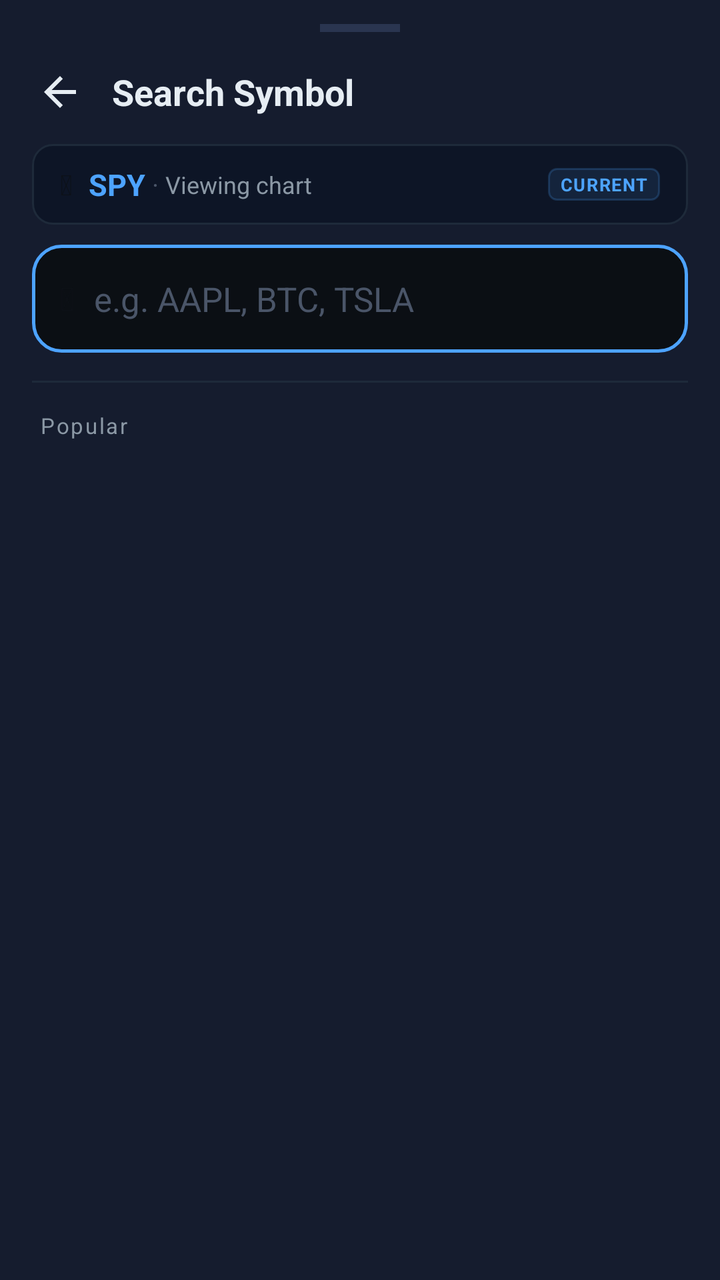
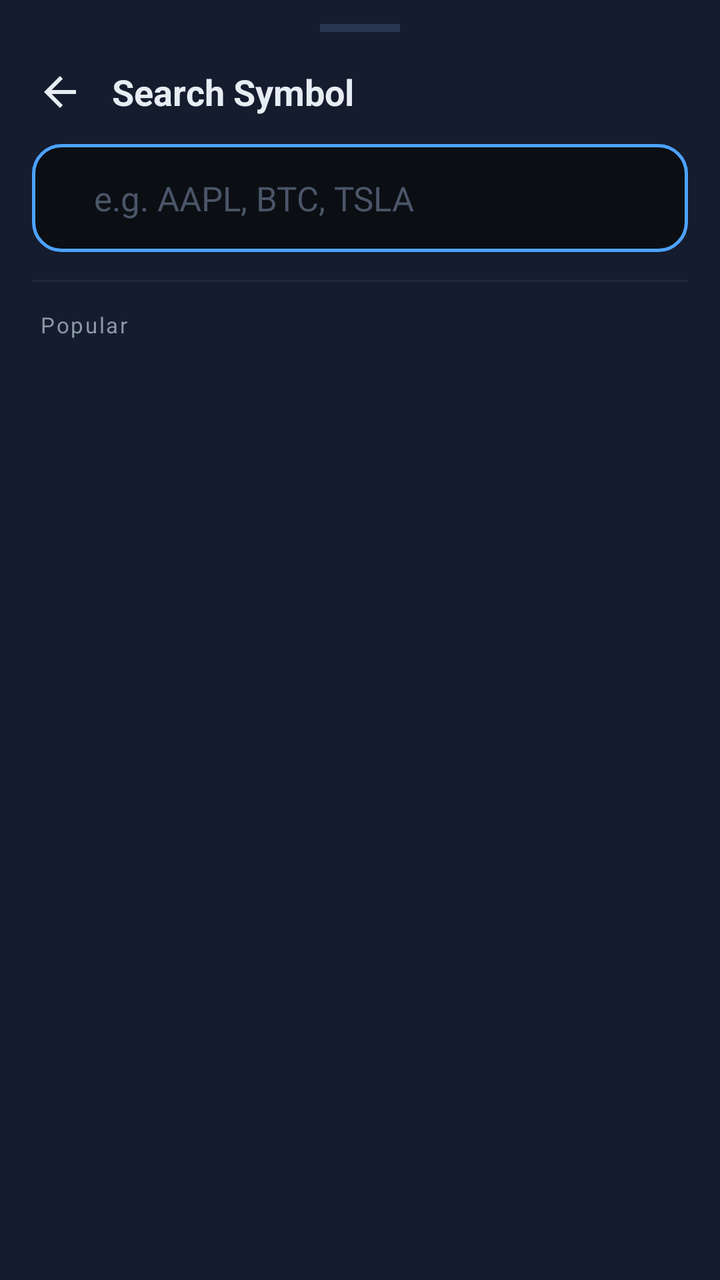

Before-and-after screenshots of an Android layout around one commit, followed by the original layout XML and the change that was made.
<!-- AndroidManifest.xml: application theme Theme.MogoMarket -->
<!-- res/layout/fragment_ticker_search.xml -->
<?xml version="1.0" encoding="utf-8"?>
<LinearLayout
    xmlns:android="http://schemas.android.com/apk/res/android"
    android:layout_width="match_parent"
    android:layout_height="match_parent"
    android:orientation="vertical"
    android:background="#FF151C2E">

    
    <View
        android:layout_width="40dp"
        android:layout_height="4dp"
        android:layout_gravity="center_horizontal"
        android:layout_marginTop="12dp"
        android:background="#FF2A3550"
        android:layout_marginBottom="8dp"/>

    
    <LinearLayout
        android:layout_width="match_parent"
        android:layout_height="wrap_content"
        android:orientation="horizontal"
        android:gravity="center_vertical"
        android:paddingStart="8dp"
        android:paddingEnd="16dp"
        android:paddingBottom="4dp">

        <ImageButton
            android:id="@+id/btnSearchBack"
            android:layout_width="44dp"
            android:layout_height="44dp"
            android:background="?attr/selectableItemBackgroundBorderless"
            android:src="@drawable/baseline_arrow_back_24"
            android:tint="#FFE6EDF3"
            android:contentDescription="Back"/>

        <TextView
            android:layout_width="0dp"
            android:layout_height="wrap_content"
            android:layout_weight="1"
            android:text="Search Symbol"
            android:textColor="#FFE6EDF3"
            android:textSize="18sp"
            android:textStyle="bold"
            android:paddingStart="4dp"/>
    </LinearLayout>

    
    <LinearLayout
        android:id="@+id/currentTickerBar"
        android:layout_width="match_parent"
        android:layout_height="wrap_content"
        android:orientation="horizontal"
        android:gravity="center_vertical"
        android:layout_marginStart="16dp"
        android:layout_marginEnd="16dp"
        android:layout_marginBottom="10dp"
        android:paddingStart="14dp"
        android:paddingEnd="14dp"
        android:paddingTop="10dp"
        android:paddingBottom="10dp"
        android:background="@drawable/bg_current_ticker">

        
        <TextView
            android:layout_width="wrap_content"
            android:layout_height="wrap_content"
            android:text="&#128200;"
            android:textSize="14sp"
            android:paddingEnd="8dp"/>

        
        <TextView
            android:id="@+id/txtCurrentTicker"
            android:layout_width="wrap_content"
            android:layout_height="wrap_content"
            android:text="SPY"
            android:textColor="#FF4DA3FF"
            android:textSize="15sp"
            android:textStyle="bold"/>

        
        <TextView
            android:layout_width="wrap_content"
            android:layout_height="wrap_content"
            android:text=" · "
            android:textColor="#FF4A5568"
            android:textSize="13sp"/>

        
        <TextView
            android:id="@+id/txtCurrentChart"
            android:layout_width="0dp"
            android:layout_height="wrap_content"
            android:layout_weight="1"
            android:text="Viewing chart"
            android:textColor="#FF8B98A5"
            android:textSize="12sp"
            android:ellipsize="end"
            android:singleLine="true"/>

        
        <TextView
            android:id="@+id/txtCurrentBadge"
            android:layout_width="wrap_content"
            android:layout_height="wrap_content"
            android:text="CURRENT"
            android:textColor="#FF4DA3FF"
            android:textSize="9sp"
            android:textStyle="bold"
            android:letterSpacing="0.06"
            android:paddingStart="6dp"
            android:paddingEnd="6dp"
            android:paddingTop="2dp"
            android:paddingBottom="2dp"
            android:background="@drawable/bg_badge_blue"/>
    </LinearLayout>

    
    <LinearLayout
        android:layout_width="match_parent"
        android:layout_height="54dp"
        android:orientation="horizontal"
        android:gravity="center_vertical"
        android:layout_marginStart="16dp"
        android:layout_marginEnd="16dp"
        android:paddingStart="14dp"
        android:paddingEnd="10dp"
        android:background="@drawable/bg_search_input">

        <TextView
            android:layout_width="wrap_content"
            android:layout_height="wrap_content"
            android:text="&#128269;"
            android:textSize="16sp"
            android:paddingEnd="10dp"/>

        <AutoCompleteTextView
            android:id="@+id/searchTickerInput"
            android:layout_width="0dp"
            android:layout_height="match_parent"
            android:layout_weight="1"
            android:hint="e.g. AAPL, BTC, TSLA"
            android:textColorHint="#FF4A5568"
            android:textColor="#FFE6EDF3"
            android:textSize="17sp"
            android:background="@null"
            android:inputType="textCapCharacters"
            android:singleLine="true"
            android:imeOptions="actionSearch"
            android:completionThreshold="1"/>

        <ImageButton
            android:id="@+id/btnClearSearch"
            android:layout_width="36dp"
            android:layout_height="36dp"
            android:background="?attr/selectableItemBackgroundBorderless"
            android:src="@drawable/baseline_close_24"
            android:tint="#FF8B98A5"
            android:contentDescription="Clear"
            android:visibility="gone"/>
    </LinearLayout>

    
    <View
        android:layout_width="match_parent"
        android:layout_height="1dp"
        android:layout_marginTop="14dp"
        android:layout_marginStart="16dp"
        android:layout_marginEnd="16dp"
        android:background="#FF1E2A3A"/>

    
    <TextView
        android:id="@+id/labelResults"
        android:layout_width="match_parent"
        android:layout_height="wrap_content"
        android:text="Popular"
        android:textColor="#FF8B98A5"
        android:textSize="11sp"
        android:letterSpacing="0.08"
        android:paddingStart="20dp"
        android:paddingTop="14dp"
        android:paddingBottom="6dp"/>

    
    <ListView
        android:id="@+id/searchResultsList"
        android:layout_width="match_parent"
        android:layout_height="0dp"
        android:layout_weight="1"
        android:divider="#FF1E2A3A"
        android:dividerHeight="1dp"
        android:paddingTop="4dp"
        android:clipToPadding="false"
        android:scrollbarStyle="outsideOverlay"/>

</LinearLayout>
<!-- resources referenced by this layout -->
<resources>
  <!-- drawable baseline_arrow_back_24 (drawable) -->
  <vector xmlns:android="http://schemas.android.com/apk/res/android"
      android:width="24dp"
      android:height="24dp"
      android:viewportWidth="24"
      android:viewportHeight="24"
      android:tint="?attr/colorControlNormal">
    <path
        android:fillColor="@android:color/white"
        android:pathData="M20,11H7.83l5.59,-5.59L12,4l-8,8 8,8 1.41,-1.41L7.83,13H20v-2z"/>
  </vector>
  <!-- drawable baseline_close_24 (drawable) -->
  <vector xmlns:android="http://schemas.android.com/apk/res/android"
      android:width="24dp"
      android:height="24dp"
      android:viewportWidth="24"
      android:viewportHeight="24"
      android:tint="?attr/colorControlNormal">
    <path
        android:fillColor="@android:color/white"
        android:pathData="M19,6.41L17.59,5 12,10.59 6.41,5 5,6.41 10.59,12 5,17.59 6.41,19 12,13.41 17.59,19 19,17.59 13.41,12z"/>
  </vector>
  <!-- drawable bg_badge_blue (drawable) -->
  <?xml version="1.0" encoding="utf-8"?>
  <shape xmlns:android="http://schemas.android.com/apk/res/android"
      android:shape="rectangle">
      <solid android:color="#1A4DA3FF"/>
      <stroke android:width="1dp" android:color="#334DA3FF"/>
      <corners android:radius="4dp"/>
  </shape>
  <!-- drawable bg_current_ticker (drawable) -->
  <?xml version="1.0" encoding="utf-8"?>
  <shape xmlns:android="http://schemas.android.com/apk/res/android"
      android:shape="rectangle">
      <solid android:color="#FF0D1526"/>
      <stroke android:width="1dp" android:color="#FF1E2A3A"/>
      <corners android:radius="10dp"/>
  </shape>
  <!-- drawable bg_search_input (drawable) -->
  <?xml version="1.0" encoding="utf-8"?>
  <shape xmlns:android="http://schemas.android.com/apk/res/android"
      android:shape="rectangle">
      <solid android:color="#FF0B0F14"/>
      <stroke android:width="1.5dp" android:color="#FF4DA3FF"/>
      <corners android:radius="14dp"/>
  </shape>
  <style name="Theme.MogoMarket" parent="Base.Theme.MogoMarket" />
  <color name="primary">#4DA3FF</color>
  <color name="primary_dark">#1C6DD0</color>
  <color name="white">#FFFFFF</color>
  <color name="bg_card">#FFFFFF</color>
  <color name="text_primary">#0D1117</color>
  <color name="bg_secondary">#FFFFFF</color>
  <color name="bg_primary">#F0F4F8</color>
  <color name="text_secondary">#4A5568</color>
  <color name="loss">#FF4D4D</color>
  <style name="CardStyle" parent="Widget.Material3.CardView.Elevated">
          <item name="cardBackgroundColor">@color/bg_card</item>
          <item name="strokeColor">@color/colorDivider</item>
          <item name="strokeWidth">0dp</item>
          <item name="cardCornerRadius">16dp</item>
          <item name="cardElevation">2dp</item>
      </style>
  <style name="BottomNavStyle" parent="Widget.Material3.BottomNavigationView">
          <item name="android:background">?attr/colorSurface</item>
          <item name="elevation">8dp</item>
          <item name="labelVisibilityMode">labeled</item>
          <item name="itemActiveIndicatorStyle">@style/BottomNavIndicatorStyle</item>
      </style>
  <color name="colorDivider">#E2E8F0</color>
  <style name="BottomNavIndicatorStyle" parent="Widget.Material3.BottomNavigationView.ActiveIndicator">
          <item name="android:color">@android:color/transparent</item>
          <item name="android:width">0dp</item>
          <item name="android:height">0dp</item>
      </style>
  <!-- unchanged entries left out for length: 1 -->
</resources>

<!-- the commit's change to res/layout/fragment_ticker_search.xml (unified diff, before → after) -->
@@ -46,75 +46,6 @@
     </LinearLayout>
 
     
-    <LinearLayout
-        android:id="@+id/currentTickerBar"
-        android:layout_width="match_parent"
-        android:layout_height="wrap_content"
-        android:orientation="horizontal"
-        android:gravity="center_vertical"
-        android:layout_marginStart="16dp"
-        android:layout_marginEnd="16dp"
-        android:layout_marginBottom="10dp"
-        android:paddingStart="14dp"
-        android:paddingEnd="14dp"
-        android:paddingTop="10dp"
-        android:paddingBottom="10dp"
-        android:background="@drawable/bg_current_ticker">
-
-        
-        <TextView
-            android:layout_width="wrap_content"
-            android:layout_height="wrap_content"
-            android:text="&#128200;"
-            android:textSize="14sp"
-            android:paddingEnd="8dp"/>
-
-        
-        <TextView
-            android:id="@+id/txtCurrentTicker"
-            android:layout_width="wrap_content"
-            android:layout_height="wrap_content"
-            android:text="SPY"
-            android:textColor="#FF4DA3FF"
-            android:textSize="15sp"
-            android:textStyle="bold"/>
-
-        
-        <TextView
-            android:layout_width="wrap_content"
-            android:layout_height="wrap_content"
-            android:text=" · "
-            android:textColor="#FF4A5568"
-            android:textSize="13sp"/>
-
-        
-        <TextView
-            android:id="@+id/txtCurrentChart"
-            android:layout_width="0dp"
-            android:layout_height="wrap_content"
-            android:layout_weight="1"
-            android:text="Viewing chart"
-            android:textColor="#FF8B98A5"
-            android:textSize="12sp"
-            android:ellipsize="end"
-            android:singleLine="true"/>
-
-        
-        <TextView
-            android:id="@+id/txtCurrentBadge"
-            android:layout_width="wrap_content"
-            android:layout_height="wrap_content"
-            android:text="CURRENT"
-            android:textColor="#FF4DA3FF"
-            android:textSize="9sp"
-            android:textStyle="bold"
-            android:letterSpacing="0.06"
-            android:paddingStart="6dp"
-            android:paddingEnd="6dp"
-            android:paddingTop="2dp"
-            android:paddingBottom="2dp"
-            android:background="@drawable/bg_badge_blue"/>
-    </LinearLayout>
 
     
     <LinearLayout
<!-- resource entries referenced after the edit -->
@@ -22,22 +22,6 @@
         android:fillColor="@android:color/white"
         android:pathData="M19,6.41L17.59,5 12,10.59 6.41,5 5,6.41 10.59,12 5,17.59 6.41,19 12,13.41 17.59,19 19,17.59 13.41,12z"/>
   </vector>
-  <!-- drawable bg_badge_blue (drawable) -->
-  <?xml version="1.0" encoding="utf-8"?>
-  <shape xmlns:android="http://schemas.android.com/apk/res/android"
-      android:shape="rectangle">
-      <solid android:color="#1A4DA3FF"/>
-      <stroke android:width="1dp" android:color="#334DA3FF"/>
-      <corners android:radius="4dp"/>
-  </shape>
-  <!-- drawable bg_current_ticker (drawable) -->
-  <?xml version="1.0" encoding="utf-8"?>
-  <shape xmlns:android="http://schemas.android.com/apk/res/android"
-      android:shape="rectangle">
-      <solid android:color="#FF0D1526"/>
-      <stroke android:width="1dp" android:color="#FF1E2A3A"/>
-      <corners android:radius="10dp"/>
-  </shape>
   <!-- drawable bg_search_input (drawable) -->
   <?xml version="1.0" encoding="utf-8"?>
   <shape xmlns:android="http://schemas.android.com/apk/res/android"
